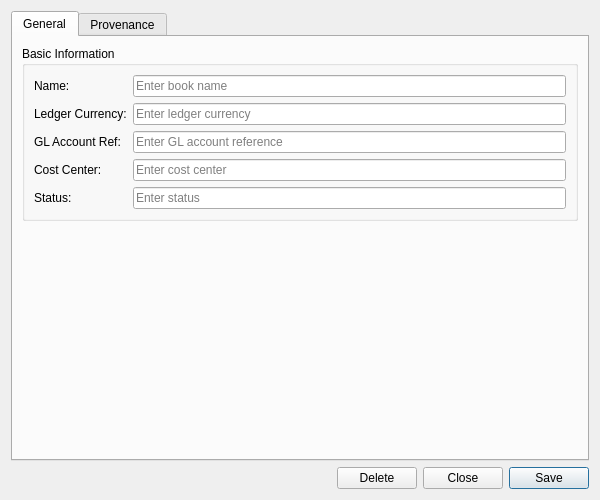
This is projects/ores.qt/refdata/ui/BookDetailDialog.ui in OreStudio/OreStudio as Qt 5 draws it before an edit. The edited form follows.
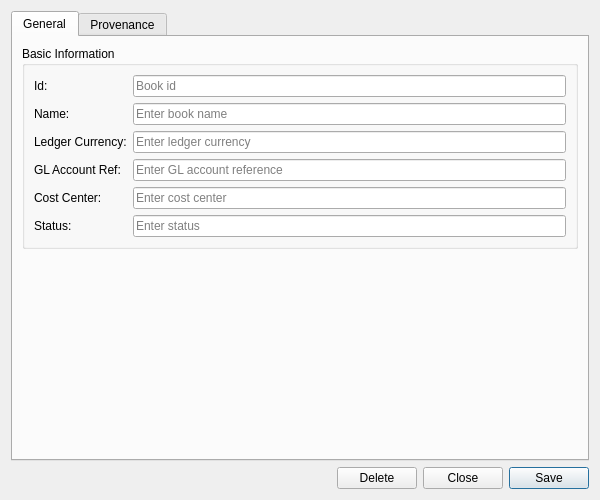
This is the edited form. Custom widgets are drawn as their Qt base class.

Commit message: [ores.qt,ores.codegen,ores.refdata] Fix Book Qt save/rename/history bugs; land 3 new codegen capabilities

```diff
--- a/projects/ores.qt/refdata/ui/BookDetailDialog.ui
+++ b/projects/ores.qt/refdata/ui/BookDetailDialog.ui
@@ -39,69 +39,86 @@
          </property>
          <layout class="QFormLayout" name="formLayout">
           <item row="0" column="0">
+           <widget class="QLabel" name="labelId">
+            <property name="text">
+             <string>Id:</string>
+            </property>
+           </widget>
+          </item>
+          <item row="0" column="1">
+           <widget class="QLineEdit" name="idEdit">
+            <property name="placeholderText">
+             <string>Book id</string>
+            </property>
+            <property name="readOnly">
+             <bool>true</bool>
+            </property>
+           </widget>
+          </item>
+          <item row="1" column="0">
            <widget class="QLabel" name="labelName">
             <property name="text">
              <string>Name:</string>
             </property>
            </widget>
           </item>
-          <item row="0" column="1">
+          <item row="1" column="1">
            <widget class="QLineEdit" name="nameEdit">
             <property name="placeholderText">
              <string>Enter book name</string>
             </property>
            </widget>
           </item>
-          <item row="1" column="0">
+          <item row="2" column="0">
            <widget class="QLabel" name="labelLedgerCcy">
             <property name="text">
              <string>Ledger Currency:</string>
             </property>
            </widget>
           </item>
-          <item row="1" column="1">
+          <item row="2" column="1">
            <widget class="QLineEdit" name="ledgerCcyEdit">
             <property name="placeholderText">
              <string>Enter ledger currency</string>
             </property>
            </widget>
           </item>
-          <item row="2" column="0">
+          <item row="3" column="0">
            <widget class="QLabel" name="labelGlAccountRef">
             <property name="text">
              <string>GL Account Ref:</string>
             </property>
            </widget>
           </item>
-          <item row="2" column="1">
+          <item row="3" column="1">
            <widget class="QLineEdit" name="glAccountRefEdit">
             <property name="placeholderText">
              <string>Enter GL account reference</string>
             </property>
            </widget>
           </item>
-          <item row="3" column="0">
+          <item row="4" column="0">
            <widget class="QLabel" name="labelCostCenter">
             <property name="text">
              <string>Cost Center:</string>
             </property>
            </widget>
           </item>
-          <item row="3" column="1">
+          <item row="4" column="1">
            <widget class="QLineEdit" name="costCenterEdit">
             <property name="placeholderText">
              <string>Enter cost center</string>
             </property>
            </widget>
           </item>
-          <item row="4" column="0">
+          <item row="5" column="0">
            <widget class="QLabel" name="labelBookStatus">
             <property name="text">
              <string>Status:</string>
             </property>
            </widget>
           </item>
-          <item row="4" column="1">
+          <item row="5" column="1">
            <widget class="QLineEdit" name="bookStatusEdit">
             <property name="placeholderText">
              <string>Enter status</string>
```
The commit also changes 20 other files.
